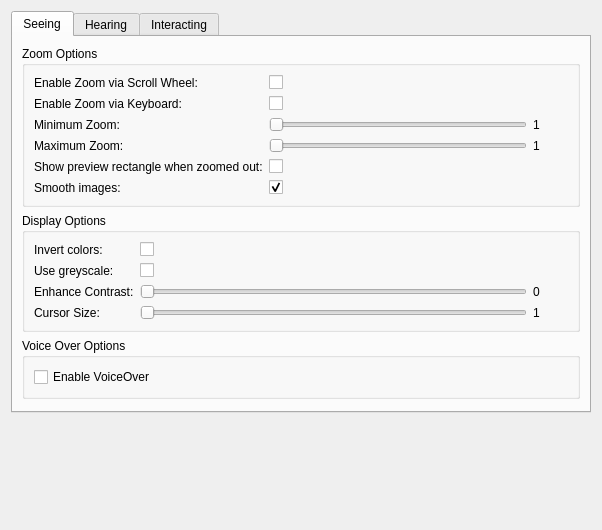
Above: FWAdminLib/Configurator/UniversalAccessForm.ui from fw-dev/translations before the change. Below: the same form after it.
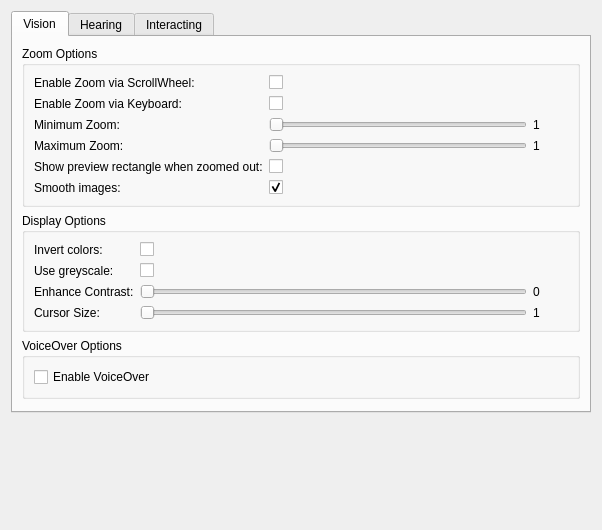
That is the form after the change.

What changed in the file:
```diff
--- a/FWAdminLib/Configurator/UniversalAccessForm.ui
+++ b/FWAdminLib/Configurator/UniversalAccessForm.ui
@@ -27,7 +27,7 @@
      </property>
      <widget class="QWidget" name="seeing">
       <attribute name="title">
-       <string>Seeing</string>
+       <string>Vision</string>
       </attribute>
       <layout class="QVBoxLayout" name="verticalLayout_2">
        <item>
@@ -41,7 +41,7 @@
             <item row="0" column="0">
              <widget class="QLabel" name="label_9">
               <property name="text">
-               <string>Enable Zoom via Scroll Wheel:</string>
+               <string>Enable Zoom via ScrollWheel:</string>
               </property>
              </widget>
             </item>
@@ -300,7 +300,7 @@
        <item>
         <widget class="QGroupBox" name="groupBox_6">
          <property name="title">
-          <string>Voice Over Options</string>
+          <string>VoiceOver Options</string>
          </property>
          <layout class="QVBoxLayout" name="verticalLayout_10">
           <item>
```
